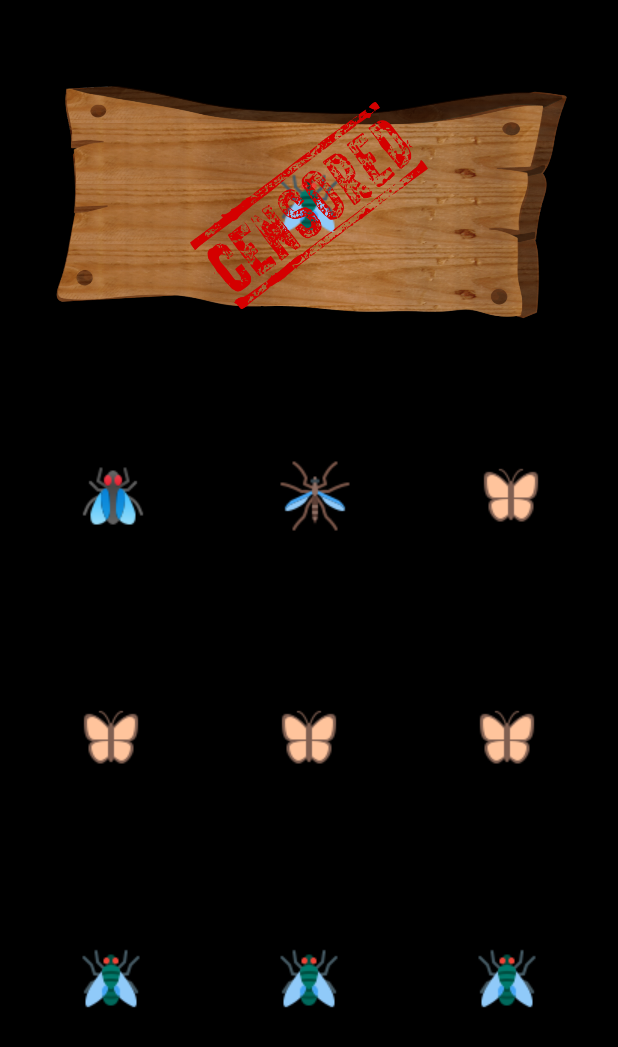
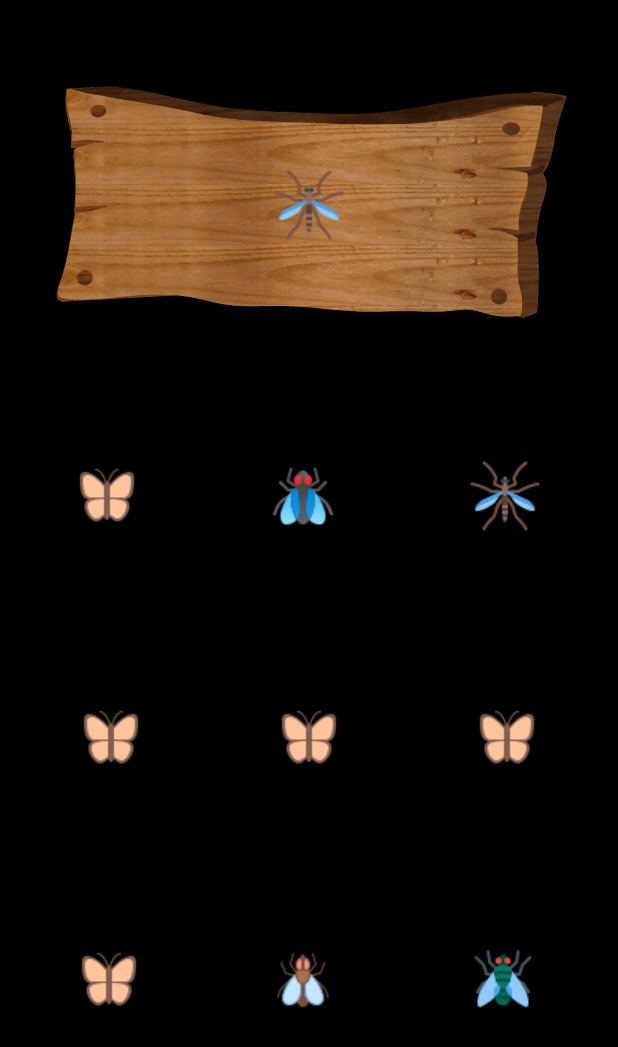
Before and after one commit to hanescargot/fly, an Android app: the screen it shows after launch (MainActivity), on a phone screen of 412 x 824 dp. Shown: the top 1047 px of the screen. Run offline under Robolectric (Android 15) with nearby library versions, the phone set to English and light mode, and no system bars.

Commit message:
2021.07.13.pyrion

```diff
--- a/app/src/main/java/com/pyrion/fly_game/MainActivity.java
+++ b/app/src/main/java/com/pyrion/fly_game/MainActivity.java
@@ -2,36 +2,79 @@ package com.pyrion.fly_game;
 
 import androidx.appcompat.app.AppCompatActivity;
 
-import android.media.Image;
 import android.os.Bundle;
+import android.view.View;
 import android.widget.ImageView;
 
+import java.util.ArrayList;
+import java.util.HashMap;
 import java.util.Random;
 
 public class MainActivity extends AppCompatActivity {
 
     Random random = new Random();
 
-    int targetNum;
-    ImageView targetFlyID = findViewById(R.id.targetFly);
+    int targetFlyNum;
+    ImageView targetFlyIV;
+    ImageView censoredIV;
 
-    int[] flysNumber = new int[6];
-    ImageView[] flysID = new ImageView[6];
+    int[] flysNumber = new int[9];
+    ImageView[] flysIV = new ImageView[9];
+
+    ArrayList<String> targetFlyTagLIst = new ArrayList<>();
+    HashMap<String, Integer> targetFlyTagHashMap = new HashMap<>();
 
     @Override
     protected void onCreate(Bundle savedInstanceState) {
         super.onCreate(savedInstanceState);
         setContentView(R.layout.activity_main);
 
-        //Fly이미지 자리 아이디 연결 And 랜덤 플라이 생성
-        targetNum = random.nextInt(6);
-        targetFlyID.setImageResource(R.drawable.fly1 + targetNum);
-        for(int count = 0; count< flysID.length; count++ ) {
-            flysID[count] = findViewById(R.id.fly1 + count);
 
-            flysNumber[count] = random.nextInt(6); //0~5
-            flysID[count].setImageResource(R.drawable.fly1 + flysNumber[count]);
+        targetFlyIV = findViewById(R.id.targetFly);
+        censoredIV = findViewById(R.id.censored);
+
+        for(int count = 0; count< flysIV.length; count++ ) {
+            flysIV[count] = findViewById(R.id.fly1 + count);
+            flysNumber[count] = random.nextInt(6);
+            flysIV[count].setImageResource(R.drawable.fly1 + flysNumber[count]);
+
+            String key = flysIV[count].getTag().toString();
+            targetFlyTagHashMap.put(key, flysNumber[count]);
+
+            flysIV[count].setOnClickListener(flyButtonListener);
         }
+        setTarget();
+
 
     }
+
+    View.OnClickListener flyButtonListener = new View.OnClickListener() {
+        @Override
+        public void onClick(View v) {
+            String tag = v.getTag().toString();
+            if(targetFlyTagHashMap.get(tag)==targetFlyNum){
+                v.setVisibility(View.INVISIBLE);
+                targetFlyTagHashMap.remove(tag);
+            }
+            if( !targetFlyTagHashMap.containsValue(targetFlyNum) ){
+
+                try {
+                    censoredIV.setVisibility(View.VISIBLE);
+                    Thread.sleep(1000);//////////////문제:censored가 보여지지않고 멈춤
+                } catch (InterruptedException e) {
+                    e.printStackTrace();
+                }
+                censoredIV.setVisibility(View.INVISIBLE);
+                setTarget();
+            }
+
+        }
+    };
+
+    void setTarget() {
+        targetFlyNum = targetFlyTagHashMap.values().iterator().next();
+        targetFlyIV.setImageResource(R.drawable.fly1 + targetFlyNum);
+    }
+
+
 }
--- a/app/src/main/res/layout/activity_main.xml
+++ b/app/src/main/res/layout/activity_main.xml
@@ -35,9 +35,10 @@
             android:layout_width="wrap_content"
             android:layout_height="wrap_content"
             android:layout_gravity="center"
-            android:padding="48dp"
+            android:padding="56dp"
             android:layout_marginTop="8dp"
             android:src="@drawable/censored"
+            android:visibility="invisible"
             android:tag="censored"/>
 
     </FrameLayout>
@@ -56,6 +57,7 @@
             android:layout_weight="3"
             android:src="@drawable/fly1"
             android:layout_gravity="center"
+            android:visibility="visible"
             android:tag="fly1"/>
         <ImageView
             android:id="@+id/fly2"
@@ -64,6 +66,7 @@
             android:layout_weight="3"
             android:src="@drawable/fly1"
             android:layout_gravity="center"
+            android:visibility="visible"
             android:tag="fly2"/>
         <ImageView
             android:id="@+id/fly3"
@@ -72,6 +75,7 @@
             android:layout_weight="3"
             android:src="@drawable/fly1"
             android:layout_gravity="center"
+            android:visibility="visible"
             android:tag="fly3"/>
 
     </LinearLayout>
@@ -90,6 +94,7 @@
             android:layout_weight="3"
             android:src="@drawable/fly1"
             android:layout_gravity="center"
+            android:visibility="visible"
             android:tag="fly4"/>
         <ImageView
             android:id="@+id/fly5"
@@ -98,6 +103,7 @@
             android:layout_weight="3"
             android:src="@drawable/fly1"
             android:layout_gravity="center"
+            android:visibility="visible"
             android:tag="fly5"/>
         <ImageView
             android:id="@+id/fly6"
@@ -106,6 +112,7 @@
             android:layout_weight="3"
             android:src="@drawable/fly1"
             android:layout_gravity="center"
+            android:visibility="visible"
             android:tag="fly6"/>
 
     </LinearLayout>
@@ -124,6 +131,7 @@
             android:layout_weight="3"
             android:src="@drawable/fly1"
             android:layout_gravity="center"
+            android:visibility="visible"
             android:tag="fly7"/>
         <ImageView
             android:id="@+id/fly8"
@@ -132,6 +140,7 @@
             android:layout_weight="3"
             android:src="@drawable/fly1"
             android:layout_gravity="center"
+            android:visibility="visible"
             android:tag="fly8"/>
         <ImageView
             android:id="@+id/fly9"
@@ -140,6 +149,7 @@
             android:layout_weight="3"
             android:src="@drawable/fly1"
             android:layout_gravity="center"
+            android:visibility="visible"
             android:tag="fly9"/>
 
     </LinearLayout>
```
